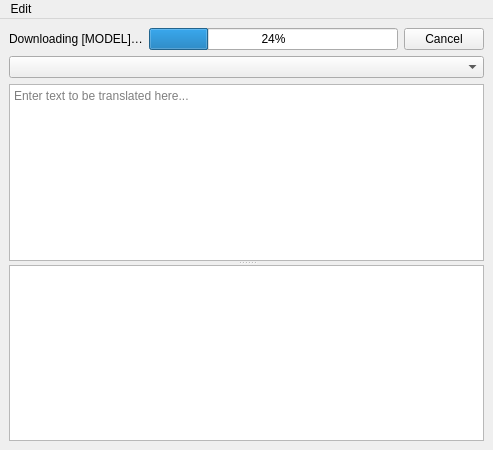
The window that mainwindow.ui (XapaJIaMnu/translateLocally) describes before a commit, drawn with Qt 5.
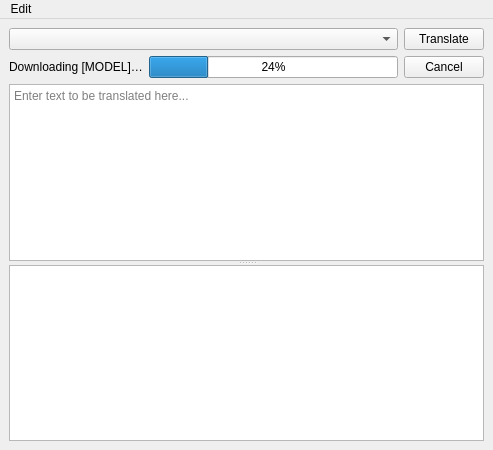
The same window after the commit.

Commit message:
Option to toggle instant translation on/off through menu item
Also, use cmd/super + enter to translate

```diff
--- a/mainwindow.ui
+++ b/mainwindow.ui
@@ -63,6 +63,47 @@
     </item>
     <item row="0" column="0">
      <layout class="QVBoxLayout" name="verticalLayout">
+      <item>
+       <widget class="QWidget" name="modelPane" native="true">
+        <layout class="QHBoxLayout" name="horizontalLayout">
+         <property name="leftMargin">
+          <number>0</number>
+         </property>
+         <property name="topMargin">
+          <number>0</number>
+         </property>
+         <property name="rightMargin">
+          <number>0</number>
+         </property>
+         <property name="bottomMargin">
+          <number>0</number>
+         </property>
+         <item>
+          <widget class="QComboBox" name="localModels">
+           <property name="sizePolicy">
+            <sizepolicy hsizetype="Expanding" vsizetype="Fixed">
+             <horstretch>0</horstretch>
+             <verstretch>0</verstretch>
+            </sizepolicy>
+           </property>
+           <property name="minimumSize">
+            <size>
+             <width>196</width>
+             <height>0</height>
+            </size>
+           </property>
+          </widget>
+         </item>
+         <item>
+          <widget class="QPushButton" name="translateButton">
+           <property name="text">
+            <string>Translate</string>
+           </property>
+          </widget>
+         </item>
+        </layout>
+       </widget>
+      </item>
       <item>
        <widget class="QWidget" name="downloadPane" native="true">
         <layout class="QHBoxLayout" name="horizontalLayout_2">
@@ -102,16 +143,6 @@
         </layout>
        </widget>
       </item>
-      <item>
-       <widget class="QComboBox" name="localModels">
-        <property name="minimumSize">
-         <size>
-          <width>196</width>
-          <height>0</height>
-         </size>
-        </property>
-       </widget>
-      </item>
      </layout>
     </item>
    </layout>
```
Left out of the diff: 18 changed lines with no effect on the pictures. The commit also changes 2 other files.
